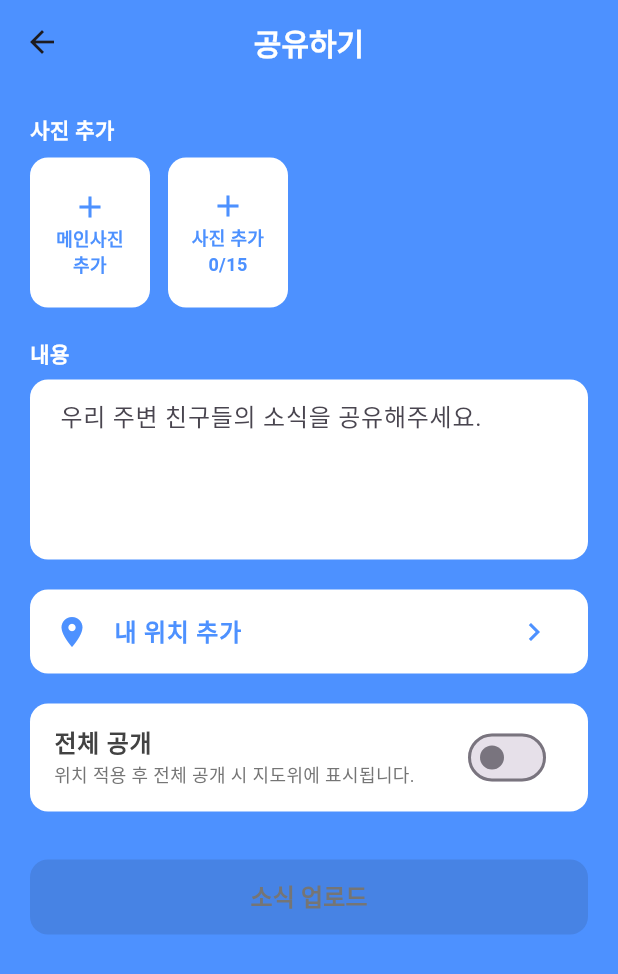
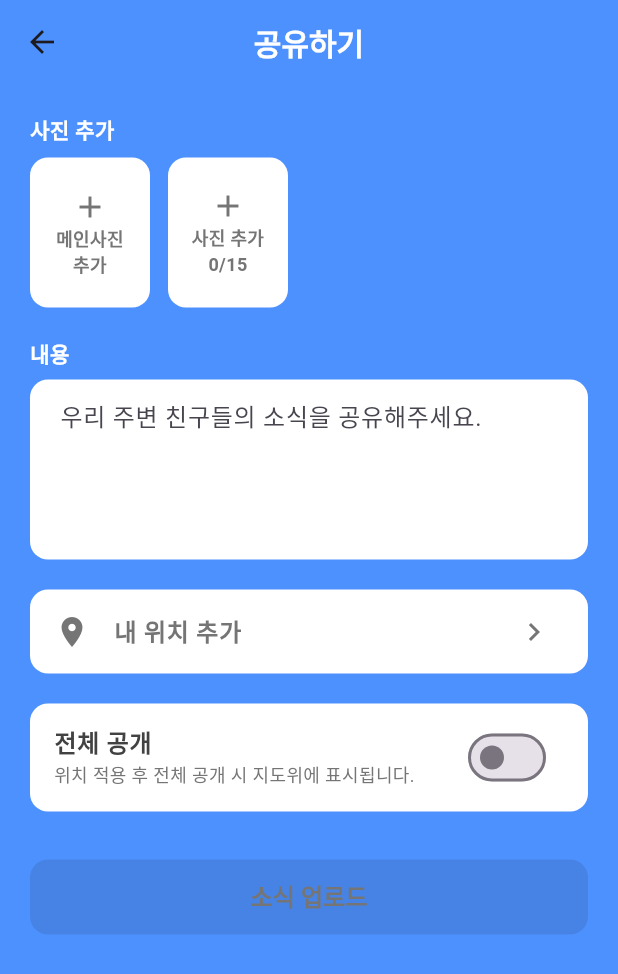
Before and after one commit to daeyoung-k/unimal-flutter, a Flutter app: the AddItemScreens screen opened directly, on a phone screen of 412 x 824 dp. Shown: the top 974 px of the screen. Run offline on Flutter 3.47's test engine with Material 3 defaults, Android fonts, the phone set to English and light mode, and no system bars; our stand-ins replace flutter_dotenv, flutter_secure_storage, flutter_svg, geolocator, get, google_maps_flutter and 3 more; missing offline and left inert: kakao_flutter_sdk, naver_login_sdk; accounts and stored records are empty; Roboto replaces fonts that are missing (Pretendard); project files that could hold a hidden picture were left out.

Commit message:
색 변경

```diff
--- a/lib/screens/add_item.dart
+++ b/lib/screens/add_item.dart
@@ -129,10 +129,10 @@ class _AddItemScreensState extends State<AddItemScreens> {
                         child: Column(
                           mainAxisAlignment: MainAxisAlignment.center,
                           children: [
-                            Icon(Icons.add, color: const Color(0xFF4D91FF)),
+                            Icon(Icons.add, color: Colors.grey[600]),
                             Text('메인사진\n추가',
                                 style: TextStyle(
-                                  color: const Color(0xFF4D91FF),
+                                  color: Colors.grey[600],
                                   fontSize: 12,
                                   fontFamily: 'Pretendard',
                                   fontWeight: FontWeight.w600,
@@ -182,10 +182,10 @@ class _AddItemScreensState extends State<AddItemScreens> {
                         child: Column(
                           mainAxisAlignment: MainAxisAlignment.center,
                           children: [
-                            Icon(Icons.add, color: const Color(0xFF4D91FF)),
+                            Icon(Icons.add, color: Colors.grey[600]),
                             Text('사진 추가\n0/15',
                                 style: TextStyle(
-                                  color: const Color(0xFF4D91FF),
+                                  color: Colors.grey[600],
                                   fontSize: 12,
                                   fontFamily: 'Pretendard',
                                   fontWeight: FontWeight.w600,
@@ -232,14 +232,14 @@ class _AddItemScreensState extends State<AddItemScreens> {
                     borderRadius: BorderRadius.circular(12),
                   ),
                   child: ListTile(
-                    leading: Icon(Icons.location_on, color: const Color(0xFF4D91FF)),
+                    leading: Icon(Icons.location_on, color: Colors.grey[600]),
                     title: Text('내 위치 추가',
                         style: TextStyle(
-                          color: const Color(0xFF4D91FF),
+                          color: Colors.grey[600],
                           fontFamily: 'Pretendard',
                           fontWeight: FontWeight.w600,
                         )),
-                    trailing: Icon(Icons.chevron_right, color: const Color(0xFF4D91FF)),
+                    trailing: Icon(Icons.chevron_right, color: Colors.grey[600]),
                   ),
                 ),
                 const SizedBox(height: 20),
```
